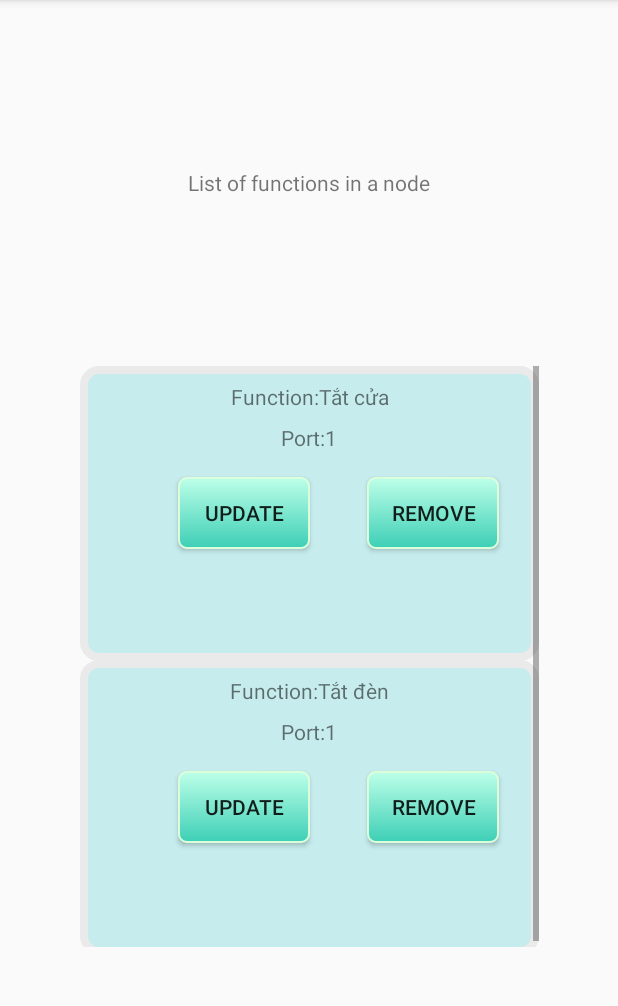
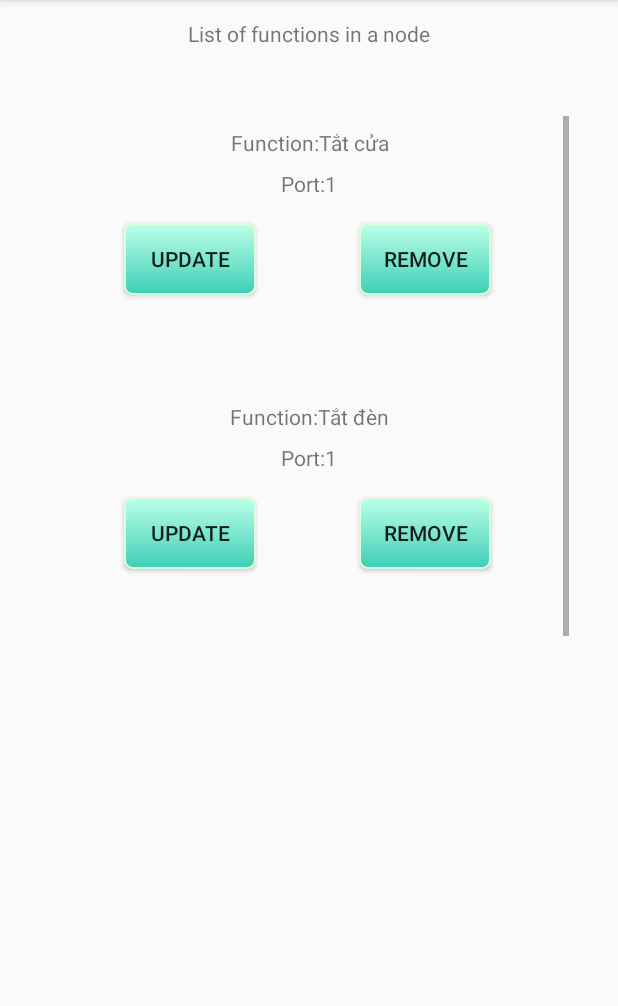
Before and after one commit to ongvuaconntc/ControlSystem, an Android app: the screen it shows after launch (ViewDetailElementActivity), after a tap on "DETAIL", on a phone screen of 412 x 824 dp, the part 84-1090 px from its top. Run offline under Robolectric (Android 15) with nearby library versions, the phone set to English and light mode, and no system bars.

Commit message:
fix gencode, enable cardview with recycler view

```diff
--- a/app/build.gradle
+++ b/app/build.gradle
@@ -2,6 +2,7 @@ apply plugin: 'com.android.application'
 
 android {
     compileSdkVersion 27
+    buildToolsVersion '27.0.3'
     defaultConfig {
         applicationId "hongmp.chinhnt.controlsystem"
         minSdkVersion 21
@@ -21,6 +22,7 @@ android {
 dependencies {
     implementation 'com.android.support:appcompat-v7:27.1.1'
     implementation 'com.android.support:recyclerview-v7:27.1.1'
+    implementation 'com.android.support:cardview-v7:22.2.0'
     implementation 'com.android.support:support-v4:27.1.1'
     implementation 'com.android.support:support-v13:27.1.1'
     implementation fileTree(include: ['*.jar'], dir: 'libs')
--- a/app/src/main/java/hongmp/chinhnt/controlsystem/ViewDetailElementActivity.java
+++ b/app/src/main/java/hongmp/chinhnt/controlsystem/ViewDetailElementActivity.java
@@ -4,6 +4,8 @@ import android.content.Intent;
 import android.support.constraint.ConstraintLayout;
 import android.support.v7.app.AppCompatActivity;
 import android.os.Bundle;
+import android.support.v7.widget.LinearLayoutManager;
+import android.support.v7.widget.RecyclerView;
 import android.view.View;
 import android.widget.ListView;
 
@@ -18,21 +20,24 @@ public class ViewDetailElementActivity extends AppCompatActivity {
 
     ArrayList<SystemFunction> listFunc;
     private CustomAdapterSystemFunction adapter;
-    private ListView listView;
+    private RecyclerView recyclerView;
+    private RecyclerView.LayoutManager mLayoutManager;
 
     @Override
     protected void onCreate(Bundle savedInstanceState) {
         super.onCreate(savedInstanceState);
         setContentView(R.layout.activity_detail);
         Intent intent=getIntent();
-        listView=(ListView) findViewById(R.id.list);
+        recyclerView=(RecyclerView) findViewById(R.id.recylcerView_);
 
         if (intent.getSerializableExtra("element")!=null) {
             SystemElement element = (SystemElement) intent.getSerializableExtra("element");
             listFunc=element.getListFunctions();
-            adapter=new CustomAdapterSystemFunction(this,R.layout.custom_list_view_function,listFunc);
+            adapter=new CustomAdapterSystemFunction(listFunc);
             adapter.setActivity(this);
-            listView.setAdapter(adapter);
+            mLayoutManager = new LinearLayoutManager(this);
+            recyclerView.setLayoutManager(mLayoutManager);
+            recyclerView.setAdapter(adapter);
         }
     }
 //    public void updateFunction(View v){
--- a/app/src/main/java/hongmp/chinhnt/controlsystem/ViewElementActivity.java
+++ b/app/src/main/java/hongmp/chinhnt/controlsystem/ViewElementActivity.java
@@ -11,6 +11,8 @@ import android.support.constraint.ConstraintLayout;
 import android.support.v4.app.ActivityCompat;
 import android.support.v4.content.ContextCompat;
 import android.support.v7.app.AppCompatActivity;
+import android.support.v7.widget.LinearLayoutManager;
+import android.support.v7.widget.RecyclerView;
 import android.view.View;
 import android.widget.ListView;
 
@@ -27,10 +29,11 @@ public class ViewElementActivity extends AppCompatActivity {
     static int port=11000;
     static boolean TEST_MODE=true;
 
-    ArrayList<SystemElement> listEl;
+    public ArrayList<SystemElement> listEl;
     private CustomAdapterSystemElement adapter;
     static public MyTCPClient client;
-    private ListView listView;
+    private RecyclerView recyclerView;
+    private RecyclerView.LayoutManager mLayoutManager;
     @Override
     protected void onCreate(Bundle savedInstanceState) {
         super.onCreate(savedInstanceState);
@@ -64,7 +67,7 @@ public class ViewElementActivity extends AppCompatActivity {
         } else {
             // Permission has already been granted
         }
-        listView=(ListView) findViewById(R.id.list);
+        recyclerView=(RecyclerView) findViewById(R.id.recyclerView);
 
         if (!TEST_MODE) {
             try {
@@ -110,10 +113,7 @@ public class ViewElementActivity extends AppCompatActivity {
             functions.add(function);
             functions.add(function1);
 
-
             SystemElement element=new SystemElement("Node1",functions);
-
-
 
             SystemFunction function7=new SystemFunction(1,"Hẹn giờ bật nóng lạnh","cửa cửa","Node2");
             SystemFunction function8=new SystemFunction(1,"Bật điều hòa","cửa cửa","Node2");
@@ -130,16 +130,17 @@ public class ViewElementActivity extends AppCompatActivity {
             listEl.add(element);
             listEl.add(element2);
         }
-
-        adapter=new CustomAdapterSystemElement(this,R.layout.custom_list_view_element,listEl);
+        mLayoutManager = new LinearLayoutManager(this);
+        recyclerView.setLayoutManager(mLayoutManager);
+        adapter=new CustomAdapterSystemElement(listEl);
         adapter.setActivity(this);
-        listView.setAdapter(adapter);
+        recyclerView.setAdapter(adapter);
     }
     public void viewDetail(View v){
         Intent intent=new Intent(this,ViewDetailElementActivity.class);
         ConstraintLayout layout=(ConstraintLayout)v.getParent();
         CustomAdapterSystemElement.ViewHolder holder=(CustomAdapterSystemElement.ViewHolder)layout.getTag();
-
+        System.out.println("Holder: "+holder);
         if (holder==null) return;
         System.out.println("holder postion: "+holder.position);
         intent.putExtra("element",listEl.get(holder.position));
--- a/app/src/main/java/hongmp/chinhnt/controlsystem/list_utils/CustomAdapterSystemElement.java
+++ b/app/src/main/java/hongmp/chinhnt/controlsystem/list_utils/CustomAdapterSystemElement.java
@@ -1,14 +1,14 @@
 package hongmp.chinhnt.controlsystem.list_utils;
 
-import android.content.Context;
 import android.content.Intent;
 import android.support.annotation.NonNull;
-import android.support.annotation.Nullable;
+import android.support.constraint.ConstraintLayout;
+import android.support.v7.widget.RecyclerView;
 import android.view.LayoutInflater;
 import android.view.View;
 import android.view.ViewGroup;
-import android.widget.ArrayAdapter;
 import android.widget.Button;
+import android.widget.LinearLayout;
 import android.widget.TextView;
 
 import java.util.List;
@@ -18,61 +18,63 @@ import hongmp.chinhnt.controlsystem.ViewElementActivity;
 import hongmp.chinhnt.controlsystem.R;
 import hongmp.chinhnt.controlsystem.object.SystemElement;
 
-public class CustomAdapterSystemElement extends ArrayAdapter<SystemElement> {
+public class CustomAdapterSystemElement extends RecyclerView.Adapter<CustomAdapterSystemElement.ViewHolder>{
     private ViewElementActivity activity;
-    public static class ViewHolder {
+    private String[] mDataset;
+    public class ViewHolder extends RecyclerView.ViewHolder {
+        // each data item is just a string in this case
         TextView txtName;
         TextView txtFunction;
         Button btnDetail;
         public int position;
-    };
+        public ViewHolder(LinearLayout itemView) {
+            super(itemView);
+            this.txtName=itemView.findViewById(R.id.txtName);
+            this.txtFunction=itemView.findViewById(R.id.txtFunction);
+            this.btnDetail=itemView.findViewById(R.id.btnDetail);
 
-    private Context context;
-    private int resource;
+            this.btnDetail.setOnClickListener(new View.OnClickListener() {
+                @Override
+                public void onClick(View v) {
+                    Intent intent=new Intent(activity,ViewDetailElementActivity.class);
+                    System.out.println("holder postion: "+position);
+                    intent.putExtra("element",activity.listEl.get(position));
+                    activity.startActivityForResult(intent,100);
+                }
+            });
+
+        }
+    }
+
     private List<SystemElement> elements;
-    public CustomAdapterSystemElement(@NonNull Context context, int resource, @NonNull List<SystemElement> objects) {
-        super(context, resource, objects);
-        this.context=context;
-        this.resource=resource;
+    public CustomAdapterSystemElement(@NonNull List<SystemElement> objects) {
         this.elements=objects;
     }
+    public CustomAdapterSystemElement.ViewHolder onCreateViewHolder(ViewGroup parent,
+                                                     int viewType) {
+        // create a new view
+        LinearLayout v = (LinearLayout) LayoutInflater.from(parent.getContext())
+                .inflate(R.layout.custom_recycler_view_element, parent, false);
 
-    @NonNull
+        ViewHolder vh = new ViewHolder(v);
+        return vh;
+    }
+
     @Override
-    public View getView(final int position, @Nullable View convertView, @NonNull ViewGroup parent) {
-       ViewHolder viewHolder;
-       View view=convertView;
-       if (view==null){
-            view= LayoutInflater.from(context).inflate(R.layout.custom_list_view_element,parent,false);
-            viewHolder=new ViewHolder();
-            viewHolder.txtName=(TextView)view.findViewById(R.id.txtName);
-            viewHolder.txtFunction=(TextView)view.findViewById(R.id.txtFunction);
-            viewHolder.btnDetail=(Button)view.findViewById(R.id.btnUpdate);
-            viewHolder.position=position;
-            viewHolder.btnDetail.setOnClickListener(new View.OnClickListener() {
-                @Override
-                public void onClick(View v) {
-                    Intent intent=new Intent(context,ViewDetailElementActivity.class);
-                    intent.putExtra("element",elements.get(position));
-                    activity.startActivity(intent);
-                }
-            });
-            view.setTag(viewHolder);
-            view.setBackgroundResource(R.drawable.rounded_corner);
-       }else{
-           viewHolder=(ViewHolder)convertView.getTag();
-           viewHolder.position=position;
-       }
+    public void onBindViewHolder(@NonNull ViewHolder holder, int position) {
+        holder.txtFunction.setText(elements.get(position).getAppendFunctions());
+        holder.txtName.setText(elements.get(position).getName());
+        holder.position=position;
 
-       SystemElement element=elements.get(position);
-       viewHolder.txtName.setText(element.getName());
-       viewHolder.txtFunction.setText(element.getAppendFunctions());
+    }
 
-       return view;
-
+    @Override
+    public int getItemCount() {
+        return elements.size();
     }
 
     public void setActivity(ViewElementActivity activity) {
         this.activity = activity;
     }
+
 }
--- a/app/src/main/java/hongmp/chinhnt/controlsystem/list_utils/CustomAdapterSystemFunction.java
+++ b/app/src/main/java/hongmp/chinhnt/controlsystem/list_utils/CustomAdapterSystemFunction.java
@@ -1,51 +1,88 @@
 package hongmp.chinhnt.controlsystem.list_utils;
 
-import android.content.Context;
 import android.content.Intent;
 import android.support.annotation.NonNull;
-import android.support.annotation.Nullable;
+import android.support.constraint.ConstraintLayout;
+import android.support.v7.widget.RecyclerView;
 import android.view.LayoutInflater;
 import android.view.View;
 import android.view.ViewGroup;
-import android.widget.ArrayAdapter;
 import android.widget.Button;
 import android.widget.TextView;
 
 import java.util.List;
 
 import hongmp.chinhnt.controlsystem.ViewDetailElementActivity;
-import hongmp.chinhnt.controlsystem.ViewElementActivity;
 import hongmp.chinhnt.controlsystem.BlocklyActivity;
 import hongmp.chinhnt.controlsystem.R;
 import hongmp.chinhnt.controlsystem.object.SystemFunction;
 
-public class CustomAdapterSystemFunction extends ArrayAdapter<SystemFunction> {
+public class CustomAdapterSystemFunction extends  RecyclerView.Adapter<CustomAdapterSystemFunction.ViewHolder>{
     private ViewDetailElementActivity activity;
-    public static class ViewHolder {
+    public class ViewHolder extends RecyclerView.ViewHolder  {
         TextView txtName;
         TextView txtFunction;
         public Button btnUpdate;
         public Button btnRemove;
         public int position;
+        public ViewHolder(ConstraintLayout itemView) {
+            super(itemView);
+            this.txtName=itemView.findViewById(R.id.txtName);
+            this.txtFunction=itemView.findViewById(R.id.txtFunction);
+            this.btnUpdate=itemView.findViewById(R.id.btnUpdate);
+            this.btnRemove=itemView.findViewById(R.id.btnRemove);
+
+
+            this.btnUpdate.setOnClickListener(new View.OnClickListener() {
+                @Override
+                public void onClick(View v) {
+                    SystemFunction function=functions.get(position);
+                    Intent intent=new Intent(activity,BlocklyActivity.class);
+                    intent.putExtra("function",function);
+                    activity.startActivity(intent);
+                }
+            });
+
+        }
     };
 
-    private Context context;
-    private int resource;
+
     private List<SystemFunction> functions;
-    public CustomAdapterSystemFunction(@NonNull Context context, int resource, @NonNull List<SystemFunction> objects) {
-        super(context, resource, objects);
-        this.context=context;
-        this.resource=resource;
+    public CustomAdapterSystemFunction(List<SystemFunction> objects) {
         this.functions=objects;
     }
 
+    public CustomAdapterSystemFunction.ViewHolder onCreateViewHolder(ViewGroup parent,
+                                                                    int viewType) {
+        // create a new view
+        ConstraintLayout v = (ConstraintLayout) LayoutInflater.from(parent.getContext())
+                .inflate(R.layout.custom_recycler_view_function, parent, false);
+
+        CustomAdapterSystemFunction.ViewHolder vh = new CustomAdapterSystemFunction.ViewHolder(v);
+        return vh;
+    }
+
+
+    public void onBindViewHolder(@NonNull CustomAdapterSystemFunction.ViewHolder holder, int position) {
+        holder.txtName.setText("Port:"+new Integer(functions.get(position).getPort()).toString());
+        holder.txtFunction.setText("Function:"+functions.get(position).getName());
+        holder.position=position;
+
+    }
+
+    @Override
+    public int getItemCount() {
+        return functions.size();
+    }
+
+/*
     @NonNull
     @Override
     public View getView(final int position, @Nullable View convertView, @NonNull ViewGroup parent) {
        ViewHolder viewHolder;
        View view=convertView;
        if (view==null){
-            view= LayoutInflater.from(context).inflate(R.layout.custom_list_view_function,parent,false);
+            view= LayoutInflater.from(context).inflate(R.layout.custom_recycler_view_function,parent,false);
             viewHolder=new ViewHolder();
             viewHolder.txtName=(TextView)view.findViewById(R.id.txtName);
             viewHolder.txtFunction=(TextView)view.findViewById(R.id.txtFunction);
@@ -83,6 +120,7 @@ public class CustomAdapterSystemFunction extends ArrayAdapter<SystemFunction> {
        return view;
 
     }
+    */
 
     public void setActivity(ViewDetailElementActivity activity) {
         this.activity = activity;
--- a/app/src/main/res/layout/activity_detail.xml
+++ b/app/src/main/res/layout/activity_detail.xml
@@ -10,28 +10,28 @@
         android:id="@+id/textView3"
         android:layout_width="343dp"
         android:layout_height="29dp"
-        android:layout_marginBottom="8dp"
         android:layout_marginEnd="8dp"
         android:layout_marginStart="8dp"
         android:layout_marginTop="8dp"
         android:gravity="center"
         android:text="List of functions in a node"
-        app:layout_constraintBottom_toTopOf="@+id/list"
         app:layout_constraintEnd_toEndOf="parent"
         app:layout_constraintStart_toStartOf="parent"
         app:layout_constraintTop_toTopOf="parent" />
 
-    <ListView
-        android:id="@+id/list"
-        android:layout_width="306dp"
-        android:layout_height="387dp"
+    <android.support.v7.widget.RecyclerView
+        android:id="@+id/recylcerView_"
+        android:layout_width="346dp"
+        android:layout_height="356dp"
         android:layout_marginBottom="8dp"
         android:layout_marginEnd="8dp"
         android:layout_marginStart="8dp"
-        android:layout_marginTop="8dp"
+        android:layout_marginTop="40dp"
+        android:theme="@style/ListViewStyle.Light"
         app:layout_constraintBottom_toBottomOf="parent"
         app:layout_constraintEnd_toEndOf="parent"
         app:layout_constraintStart_toStartOf="parent"
-        app:layout_constraintTop_toTopOf="parent"
-        app:layout_constraintVertical_bias="0.648" />
+        app:layout_constraintTop_toBottomOf="@+id/textView3"
+        app:layout_constraintVertical_bias="0.0" />
+
 </android.support.constraint.ConstraintLayout>
--- a/app/src/main/res/layout/custom_list_view_function.xml
+++ /dev/null
@@ -1,66 +0,0 @@
-<?xml version="1.0" encoding="utf-8"?>
-<android.support.constraint.ConstraintLayout xmlns:android="http://schemas.android.com/apk/res/android"
-    xmlns:app="http://schemas.android.com/apk/res-auto"
-    xmlns:tools="http://schemas.android.com/tools"
-    android:layout_width="match_parent"
-    android:layout_height="wrap_content"
-    android:fadingEdge="none">
-
-    <TextView
-        android:id="@+id/txtName"
-        android:layout_width="wrap_content"
-        android:layout_height="20dp"
-        android:layout_marginBottom="16dp"
-        android:layout_marginEnd="8dp"
-        android:layout_marginStart="8dp"
-        android:text="TextView"
-        app:layout_constraintBottom_toTopOf="@+id/btnRemove"
-        app:layout_constraintEnd_toEndOf="parent"
-        app:layout_constraintStart_toStartOf="parent" />
-
-    <TextView
-        android:id="@+id/txtFunction"
-        android:layout_width="wrap_content"
-        android:layout_height="wrap_content"
-        android:layout_marginBottom="8dp"
-        android:layout_marginEnd="8dp"
-        android:layout_marginStart="8dp"
-        android:layout_marginTop="8dp"
-        android:text="TextView"
-        app:layout_constraintBottom_toTopOf="@+id/txtName"
-        app:layout_constraintEnd_toEndOf="parent"
-        app:layout_constraintStart_toStartOf="parent"
-        app:layout_constraintTop_toTopOf="parent"
-        app:layout_constraintVertical_bias="0.859" />
-
-    <Button
-        android:id="@+id/btnUpdate"
-        android:layout_width="wrap_content"
-        android:layout_height="wrap_content"
-        android:layout_marginBottom="8dp"
-        android:layout_marginEnd="8dp"
-        android:layout_marginStart="8dp"
-        android:layout_marginTop="8dp"
-        android:background="@drawable/mybutton"
-        android:text="UPDATE"
-        app:layout_constraintBottom_toBottomOf="parent"
-        app:layout_constraintEnd_toStartOf="@+id/btnRemove"
-        app:layout_constraintHorizontal_bias="0.648"
-        app:layout_constraintStart_toStartOf="parent"
-        app:layout_constraintTop_toTopOf="parent"
-        app:layout_constraintVertical_bias="0.498" />
-
-    <Button
-        android:id="@+id/btnRemove"
-        android:layout_width="wrap_content"
-        android:layout_height="wrap_content"
-        android:layout_marginBottom="8dp"
-        android:layout_marginEnd="24dp"
-        android:layout_marginTop="8dp"
-        android:background="@drawable/mybutton"
-        android:text="Remove"
-        app:layout_constraintBottom_toBottomOf="parent"
-        app:layout_constraintEnd_toEndOf="parent"
-        app:layout_constraintTop_toTopOf="parent"
-        app:layout_constraintVertical_bias="0.498" />
-</android.support.constraint.ConstraintLayout>
--- a/app/src/main/res/layout/custom_list_view_element.xml
+++ b/app/src/main/res/layout/custom_recycler_view_function.xml
@@ -3,22 +3,20 @@
     xmlns:app="http://schemas.android.com/apk/res-auto"
     xmlns:tools="http://schemas.android.com/tools"
     android:layout_width="match_parent"
-    android:layout_height="wrap_content">
+    android:layout_height="wrap_content"
+    android:fadingEdge="none">
 
     <TextView
         android:id="@+id/txtName"
         android:layout_width="wrap_content"
         android:layout_height="20dp"
-        android:layout_marginBottom="8dp"
+        android:layout_marginBottom="16dp"
         android:layout_marginEnd="8dp"
         android:layout_marginStart="8dp"
-        android:layout_marginTop="8dp"
         android:text="TextView"
-        app:layout_constraintBottom_toTopOf="@+id/txtFunction"
-        app:layout_constraintEnd_toStartOf="@+id/btnUpdate"
-        app:layout_constraintStart_toStartOf="parent"
-        app:layout_constraintTop_toTopOf="parent"
-        app:layout_constraintVertical_bias="0.877" />
+        app:layout_constraintBottom_toTopOf="@+id/btnRemove"
+        app:layout_constraintEnd_toEndOf="parent"
+        app:layout_constraintStart_toStartOf="parent" />
 
     <TextView
         android:id="@+id/txtFunction"
@@ -29,24 +27,40 @@
         android:layout_marginStart="8dp"
         android:layout_marginTop="8dp"
         android:text="TextView"
-        app:layout_constraintBottom_toBottomOf="parent"
-        app:layout_constraintEnd_toStartOf="@+id/btnUpdate"
+        app:layout_constraintBottom_toTopOf="@+id/txtName"
+        app:layout_constraintEnd_toEndOf="parent"
         app:layout_constraintStart_toStartOf="parent"
         app:layout_constraintTop_toTopOf="parent"
-        app:layout_constraintVertical_bias="0.552" />
+        app:layout_constraintVertical_bias="0.859" />
 
     <Button
         android:id="@+id/btnUpdate"
         android:layout_width="wrap_content"
         android:layout_height="wrap_content"
         android:layout_marginBottom="8dp"
-        android:layout_marginEnd="36dp"
+        android:layout_marginEnd="8dp"
+        android:layout_marginStart="8dp"
         android:layout_marginTop="8dp"
         android:background="@drawable/mybutton"
-        android:onClick="viewDetail"
-        android:text="Detail"
+        android:text="UPDATE"
+        app:layout_constraintBottom_toBottomOf="parent"
+        app:layout_constraintEnd_toStartOf="@+id/btnRemove"
+        app:layout_constraintHorizontal_bias="0.407"
+        app:layout_constraintStart_toStartOf="parent"
+        app:layout_constraintTop_toTopOf="parent"
+        app:layout_constraintVertical_bias="0.533" />
+
+    <Button
+        android:id="@+id/btnRemove"
+        android:layout_width="wrap_content"
+        android:layout_height="wrap_content"
+        android:layout_marginBottom="8dp"
+        android:layout_marginEnd="52dp"
+        android:layout_marginTop="8dp"
+        android:background="@drawable/mybutton"
+        android:text="Remove"
         app:layout_constraintBottom_toBottomOf="parent"
         app:layout_constraintEnd_toEndOf="parent"
         app:layout_constraintTop_toTopOf="parent"
-        app:layout_constraintVertical_bias="0.523" />
+        app:layout_constraintVertical_bias="0.533" />
 </android.support.constraint.ConstraintLayout>
--- a/build.gradle
+++ b/build.gradle
@@ -11,7 +11,6 @@ buildscript {
     }
     dependencies {
         classpath 'com.android.tools.build:gradle:3.1.4'
-
 
         // NOTE: Do not place your application dependencies here; they belong
         // in the individual module build.gradle files
```
Also changed, not shown: app/src/main/res/layout/activity_first.xml (+24 -9 lines), app/src/main/res/layout/custom_recycler_view_element.xml (added, +67 -0 lines), 1 other file.
